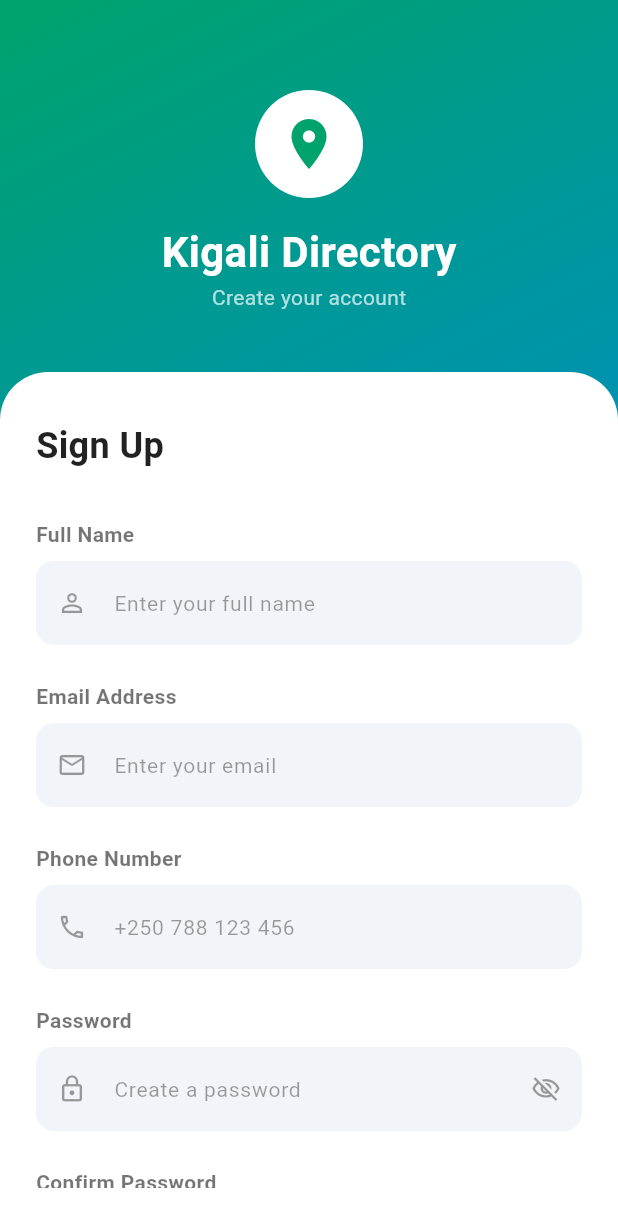
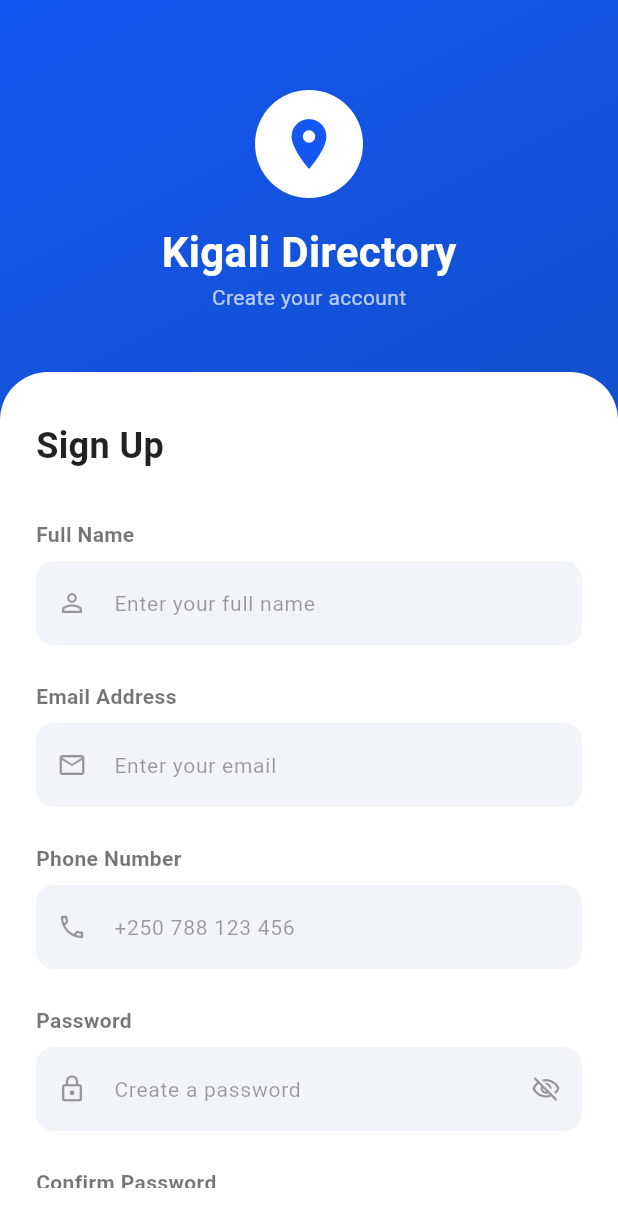
Before and after one commit to AliceUwase/KigaliCity_Services, a Flutter app: the screen it shows after launch, after a tap on "Sign Up", on a phone screen of 412 x 824 dp. Shown: the top 1227 px of the screen. Run offline on Flutter 3.47's test engine with Material 3 defaults, Android fonts, the phone set to English and light mode, and no system bars; our stand-ins replace cloud_firestore, equatable, firebase_auth, firebase_core, flutter_bloc, google_maps_flutter; accounts and stored records are empty.

Commit message:
Modified the initial App theme on onboarding

```diff
--- a/lib/core/theme/app_theme.dart
+++ b/lib/core/theme/app_theme.dart
@@ -3,7 +3,7 @@ import 'package:flutter/material.dart';
 class AppTheme {
   static const Color primaryColor = Color(
     0xFF1557F2,
-  ); // Vibrant Blue from screenshots
+  );
   static const Color backgroundColor = Color(0xFFF8F9FA);
 
   static ThemeData get lightTheme {
@@ -31,7 +31,7 @@ class AppTheme {
         showUnselectedLabels: true,
         type: BottomNavigationBarType.fixed,
       ),
-      fontFamily: 'Roboto', // Default for now
+      fontFamily: 'Roboto',
     );
   }
 }
--- a/lib/presentation/screens/auth/email_verification_screen.dart
+++ b/lib/presentation/screens/auth/email_verification_screen.dart
@@ -87,7 +87,7 @@ class _EmailVerificationScreenState extends State<EmailVerificationScreen> {
           gradient: LinearGradient(
             begin: Alignment.topLeft,
             end: Alignment.bottomRight,
-            colors: [Color(0xFF00A36C), Color(0xFF007FFF)],
+            colors: [Color(0xFF1557F2), Color(0xFF0D47A1)],
           ),
         ),
         child: Column(
@@ -101,7 +101,7 @@ class _EmailVerificationScreenState extends State<EmailVerificationScreen> {
               ),
               child: const Icon(
                 Icons.mark_email_unread_outlined,
-                color: Color(0xFF00A36C),
+                color: Color(0xFF1557F2),
                 size: 40,
               ),
             ),
@@ -213,14 +213,12 @@ class _EmailVerificationScreenState extends State<EmailVerificationScreen> {
                       width: double.infinity,
                       height: 56,
                       child: OutlinedButton(
-                        onPressed:
-                            (_isResending || _resentRecently)
+                        onPressed: (_isResending || _resentRecently)
                             ? null
                             : _resendEmail,
                         style: OutlinedButton.styleFrom(
                           side: BorderSide(
-                            color:
-                                (_isResending || _resentRecently)
+                            color: (_isResending || _resentRecently)
                                 ? Colors.grey[300]!
                                 : const Color(0xFF1557F2),
                           ),
@@ -232,15 +230,15 @@ class _EmailVerificationScreenState extends State<EmailVerificationScreen> {
                             ? const SizedBox(
                                 width: 22,
                                 height: 22,
-                                child: CircularProgressIndicator(strokeWidth: 2),
+                                child:
+                                    CircularProgressIndicator(strokeWidth: 2),
                               )
                             : Text(
                                 _resentRecently
                                     ? 'Email Sent ✓'
                                     : 'Resend Verification Email',
                                 style: TextStyle(
-                                  color:
-                                      (_isResending || _resentRecently)
+                                  color: (_isResending || _resentRecently)
                                       ? Colors.grey[400]
                                       : const Color(0xFF1557F2),
                                   fontSize: 15,
--- a/lib/presentation/screens/auth/login_screen.dart
+++ b/lib/presentation/screens/auth/login_screen.dart
@@ -82,7 +82,7 @@ class _LoginScreenState extends State<LoginScreen> {
           gradient: LinearGradient(
             begin: Alignment.topLeft,
             end: Alignment.bottomRight,
-            colors: [Color(0xFF00A36C), Color(0xFF007FFF)],
+            colors: [Color(0xFF1557F2), Color(0xFF0D47A1)],
           ),
         ),
         child: Column(
@@ -96,7 +96,7 @@ class _LoginScreenState extends State<LoginScreen> {
               ),
               child: const Icon(
                 Icons.location_on,
-                color: Color(0xFF00A36C),
+                color: Color(0xFF1557F2),
                 size: 40,
               ),
             ),
@@ -172,7 +172,7 @@ class _LoginScreenState extends State<LoginScreen> {
                           child: const Text(
                             'Forgot Password?',
                             style: TextStyle(
-                              color: Color(0xFF007FFF),
+                              color: Color(0xFF1557F2),
                               fontWeight: FontWeight.w600,
                             ),
                           ),
@@ -236,7 +236,7 @@ class _LoginScreenState extends State<LoginScreen> {
                               child: const Text(
                                 'Sign Up',
                                 style: TextStyle(
-                                  color: Color(0xFF007FFF),
+                                  color: Color(0xFF1557F2),
                                   fontWeight: FontWeight.bold,
                                 ),
                               ),
@@ -318,17 +318,15 @@ class _LoginScreenState extends State<LoginScreen> {
       decoration: BoxDecoration(
         borderRadius: BorderRadius.circular(12),
         gradient: LinearGradient(
-          colors:
-              onPressed == null
+          colors: onPressed == null
               ? [Colors.grey[400]!, Colors.grey[500]!]
-                  : const [Color(0xFF00A36C), Color(0xFF007FFF)],
+              : const [Color(0xFF1557F2), Color(0xFF0D47A1)],
         ),
-        boxShadow:
-            onPressed == null
+        boxShadow: onPressed == null
             ? []
             : [
                 BoxShadow(
-                      color: const Color(0xFF007FFF).withValues(alpha: 0.3),
+                  color: const Color(0xFF1557F2).withValues(alpha: 0.3),
                   blurRadius: 12,
                   offset: const Offset(0, 4),
                 ),
--- a/lib/presentation/screens/auth/signup_screen.dart
+++ b/lib/presentation/screens/auth/signup_screen.dart
@@ -71,13 +71,10 @@ class _SignUpScreenState extends State<SignUpScreen> {
     } on FirebaseAuthException catch (e) {
       setState(() {
         _errorMessage = switch (e.code) {
-          'email-already-in-use' =>
-            'An account already exists for this email.',
+          'email-already-in-use' => 'An account already exists for this email.',
           'invalid-email' => 'Please enter a valid email address.',
-          'weak-password' =>
-            'Password is too weak. Use at least 6 characters.',
-          'operation-not-allowed' =>
-            'Email/password accounts are not enabled.',
+          'weak-password' => 'Password is too weak. Use at least 6 characters.',
+          'operation-not-allowed' => 'Email/password accounts are not enabled.',
           _ => 'Account creation failed. Please try again.',
         };
       });
@@ -96,7 +93,7 @@ class _SignUpScreenState extends State<SignUpScreen> {
           gradient: LinearGradient(
             begin: Alignment.topLeft,
             end: Alignment.bottomRight,
-            colors: [Color(0xFF00A36C), Color(0xFF007FFF)],
+            colors: [Color(0xFF1557F2), Color(0xFF0D47A1)],
           ),
         ),
         child: Column(
@@ -110,7 +107,7 @@ class _SignUpScreenState extends State<SignUpScreen> {
               ),
               child: const Icon(
                 Icons.location_on,
-                color: Color(0xFF00A36C),
+                color: Color(0xFF1557F2),
                 size: 40,
               ),
             ),
@@ -204,8 +201,7 @@ class _SignUpScreenState extends State<SignUpScreen> {
                         isObscured: _obscureConfirmPassword,
                         onToggleObscure: () {
                           setState(
-                            () =>
-                                _obscureConfirmPassword =
+                            () => _obscureConfirmPassword =
                                 !_obscureConfirmPassword,
                           );
                         },
@@ -241,8 +237,7 @@ class _SignUpScreenState extends State<SignUpScreen> {
                       ],
                       const SizedBox(height: 40),
                       _buildGradientButton(
-                        text:
-                            _isLoading
+                        text: _isLoading
                             ? 'Creating Account...'
                             : 'Create Account',
                         onPressed: _isLoading ? null : _createAccount,
@@ -264,7 +259,7 @@ class _SignUpScreenState extends State<SignUpScreen> {
                               child: const Text(
                                 'Sign In',
                                 style: TextStyle(
-                                  color: Color(0xFF007FFF),
+                                  color: Color(0xFF1557F2),
                                   fontWeight: FontWeight.bold,
                                 ),
                               ),
@@ -347,17 +342,15 @@ class _SignUpScreenState extends State<SignUpScreen> {
       decoration: BoxDecoration(
         borderRadius: BorderRadius.circular(12),
         gradient: LinearGradient(
-          colors:
-              onPressed == null
+          colors: onPressed == null
               ? [Colors.grey[400]!, Colors.grey[500]!]
-                  : const [Color(0xFF00A36C), Color(0xFF007FFF)],
+              : const [Color(0xFF1557F2), Color(0xFF0D47A1)],
         ),
-        boxShadow:
-            onPressed == null
+        boxShadow: onPressed == null
             ? []
             : [
                 BoxShadow(
-                      color: const Color(0xFF007FFF).withValues(alpha: 0.3),
+                  color: const Color(0xFF1557F2).withValues(alpha: 0.3),
                   blurRadius: 12,
                   offset: const Offset(0, 4),
                 ),
--- a/pubspec.yaml
+++ b/pubspec.yaml
@@ -40,6 +40,7 @@ dependencies:
   firebase_auth: ^6.2.0
   url_launcher: ^6.3.0
   google_maps_flutter: ^2.9.0
+  flutter_dotenv: ^6.0.0
 
 dev_dependencies:
   flutter_test:
```
Also changed, not shown: pubspec.lock, 1 other file. Lines whose indentation alone changed are shown as unchanged.
